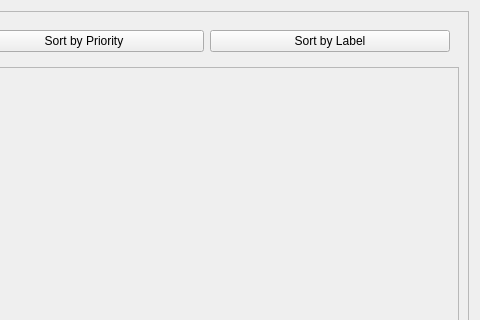
First picture: the form in Codebase/GUI/UI_Files/TasksTodayWindow.ui, repository Mulukulum/Amberia, before the edit; both pictures show x 312 to 792 and y 0 to 320 of the 792 by 536 pixel window.
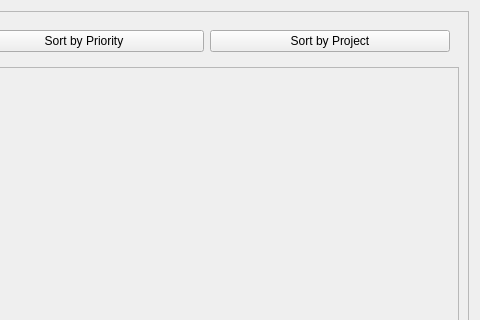
Second picture: the form after the edit.

```diff
--- a/Codebase/GUI/UI_Files/TasksTodayWindow.ui
+++ b/Codebase/GUI/UI_Files/TasksTodayWindow.ui
@@ -49,7 +49,7 @@
          <item row="0" column="2">
           <widget class="QPushButton" name="pushButton">
            <property name="text">
-            <string>Sort by Label</string>
+            <string>Sort by Project</string>
            </property>
           </widget>
          </item>
```
